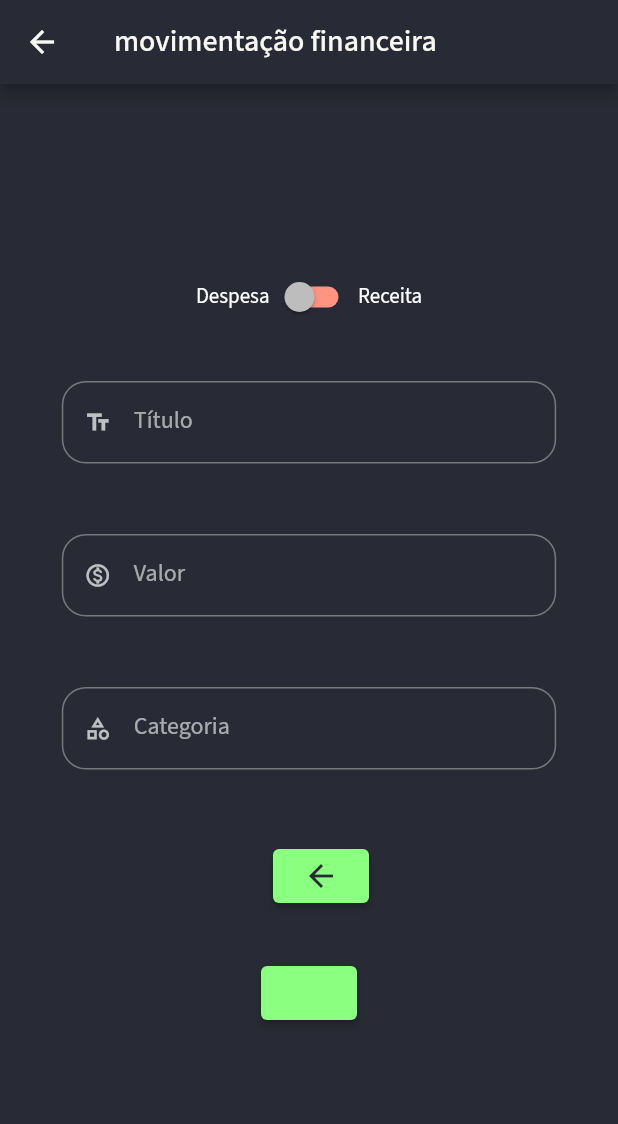
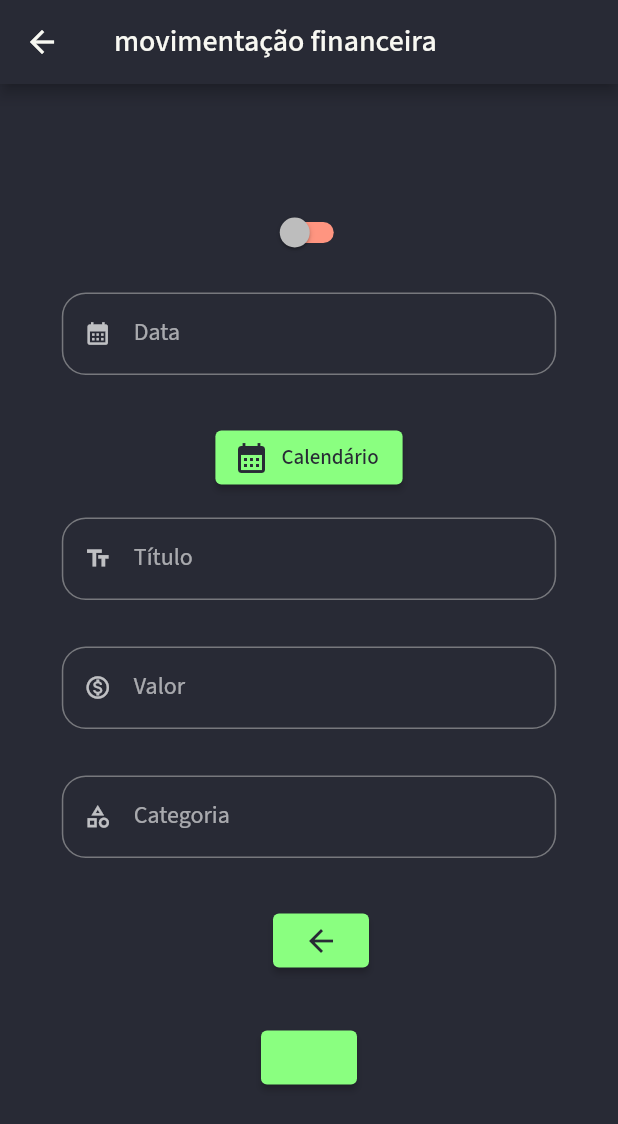
Before and after one commit to Luanftg/PIT01GP01, a Flutter app: the AddFinantialMovementPage screen opened directly with empty values, after a tap on the "add" icon, on a phone screen of 412 x 824 dp. Shown: the top 1124 px of the screen. Run offline on Flutter 3.47's test engine with Material 2 defaults, Android fonts, the phone set to English and light mode, and no system bars; our stand-ins replace cloud_firestore, firebase_auth, firebase_core, google_fonts, image_picker; missing offline and left inert: flutter_statusbarcolor_ns; accounts and stored records are empty.

Commit message:
[feat]: add dataPicker to Add-FinantialMovement

```diff
--- a/finances_group/lib/src/features/add_finantial_movement/add_finantial_movement_page.dart
+++ b/finances_group/lib/src/features/add_finantial_movement/add_finantial_movement_page.dart
@@ -39,6 +39,8 @@ class _AddFinantialMovementPageState extends State<AddFinantialMovementPage> {
   var titleController = TextEditingController();
   var valueController = TextEditingController();
   var categoryController = TextEditingController();
+  var dateController = TextEditingController();
+  DateTime? dateTime;
   final globalKey = GlobalKey<FormState>();
   static bool isNewCategory = false;
   List<String> listaDeCategoria = [];
@@ -50,6 +52,7 @@ class _AddFinantialMovementPageState extends State<AddFinantialMovementPage> {
     titleController.text = widget.finantialMovement?.description ?? '';
     valueController.text = (widget.finantialMovement?.value ?? '').toString();
     categoryController.text = widget.finantialMovement?.category.label ?? '';
+    dateController.text = widget.finantialMovement?.paymentDate ?? '';
     if (mounted) {
       setState(() {});
     }
@@ -60,6 +63,7 @@ class _AddFinantialMovementPageState extends State<AddFinantialMovementPage> {
     titleController.dispose();
     valueController.dispose();
     categoryController.dispose();
+    dateController.dispose();
     super.dispose();
   }
 
@@ -70,6 +74,7 @@ class _AddFinantialMovementPageState extends State<AddFinantialMovementPage> {
 
   @override
   Widget build(BuildContext context) {
+    final DateFormat formater = DateFormat('dd/MM/yyyy');
     final registerContextNavigator = Navigator.of(context);
 
     return Scaffold(
@@ -81,15 +86,32 @@ class _AddFinantialMovementPageState extends State<AddFinantialMovementPage> {
             child: Column(
               children: [
                 const SizedBox(height: 10),
-                Row(
-                  mainAxisAlignment: MainAxisAlignment.center,
-                  children: const [
-                    Text('Despesa'),
-                    CustomSwitch(),
-                    Text('Receita'),
-                  ],
+                const CustomSwitch(),
+                const SizedBox(height: 16),
+                CustomTextFormField(
+                  icon: Icons.calendar_month,
+                  label: 'Data',
+                  readOnly: true,
+                  controller: dateController,
                 ),
-                const SizedBox(height: 32),
+                const SizedBox(height: 16),
+                ElevatedButton.icon(
+                  onPressed: () async {
+                    dateTime = await showDatePicker(
+                      initialDate: DateTime.now(),
+                      firstDate:
+                          DateTime.now().subtract(const Duration(days: 30)),
+                      lastDate: DateTime.now().add(const Duration(days: 30)),
+                      context: context,
+                    );
+                    dateController.text =
+                        formater.format(dateTime ?? DateTime.now());
+                    setState(() {});
+                  },
+                  icon: const Icon(Icons.calendar_month),
+                  label: const Text('Calendário'),
+                ),
+                const SizedBox(height: 16),
                 CustomTextFormField(
                   icon: Icons.text_fields_sharp,
                   label: 'Título',
@@ -97,7 +119,7 @@ class _AddFinantialMovementPageState extends State<AddFinantialMovementPage> {
                   textInputAction: TextInputAction.next,
                   typeKeyboard: TextInputType.name,
                 ),
-                const SizedBox(height: 32),
+                const SizedBox(height: 16),
                 CustomTextFormField(
                   icon: Icons.monetization_on_outlined,
                   label: 'Valor',
@@ -105,7 +127,7 @@ class _AddFinantialMovementPageState extends State<AddFinantialMovementPage> {
                   textInputAction: TextInputAction.next,
                   typeKeyboard: TextInputType.number,
                 ),
-                const SizedBox(height: 32),
+                const SizedBox(height: 16),
                 Visibility(
                   visible: isNewCategory,
                   child: CustomTextFormField(
@@ -116,7 +138,7 @@ class _AddFinantialMovementPageState extends State<AddFinantialMovementPage> {
                     typeKeyboard: TextInputType.name,
                   ),
                 ),
-                const SizedBox(height: 32),
+                const SizedBox(height: 16),
                 Row(
                   mainAxisAlignment: MainAxisAlignment.center,
                   children: [
@@ -140,21 +162,20 @@ class _AddFinantialMovementPageState extends State<AddFinantialMovementPage> {
                 ElevatedButton(
                   onPressed: () async {
                     bool? isFormValid = globalKey.currentState?.validate();
-                    final DateFormat formater =
-                        DateFormat('yyyy-MM-dd HH:MM:ss');
+
                     var finantialMovement = FinantialMovement(
                       widget.finantialMovement?.id ?? '',
                       description: titleController.text,
                       value: double.tryParse(valueController.text) ?? 0,
                       userID: widget.userLogged?.id.toString() ?? '',
-                      isIncome: CustomSwitch.valueSwitch,
+                      isIncome: CustomSwitch.valueSwitch.value,
                       paymentDate: formater.format(DateTime.now()),
                       category: Category(
                         label: isNewCategory
                             ? categoryController.text
                             : CustomDropDownButton.dropDownValue ??
                                 listaDeCategoria[0],
-                        image: CustomSwitch.valueSwitch
+                        image: CustomSwitch.valueSwitch.value
                             ? 'assets/income.png'
                             : 'assets/expense.png',
                       ),
```
